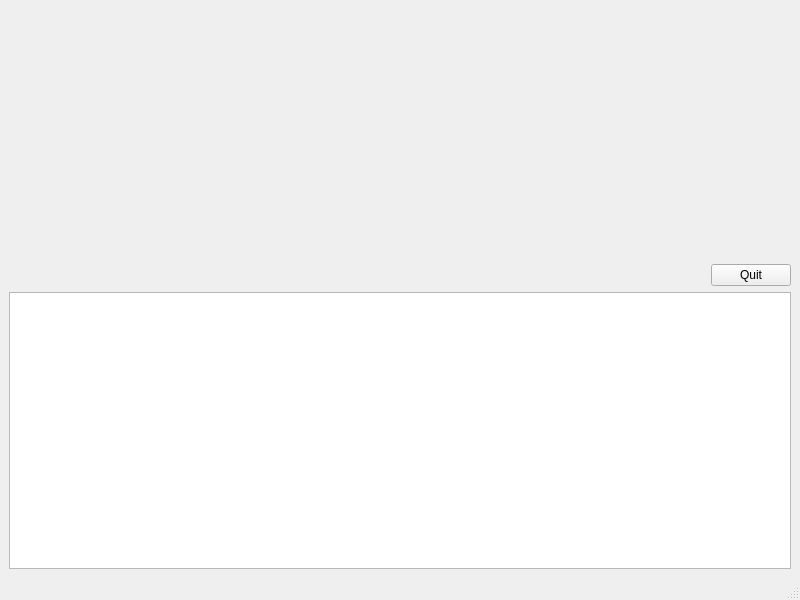
mskubenich/NanoAnalyzer, file nanoanalyzer.ui: the form before one commit.
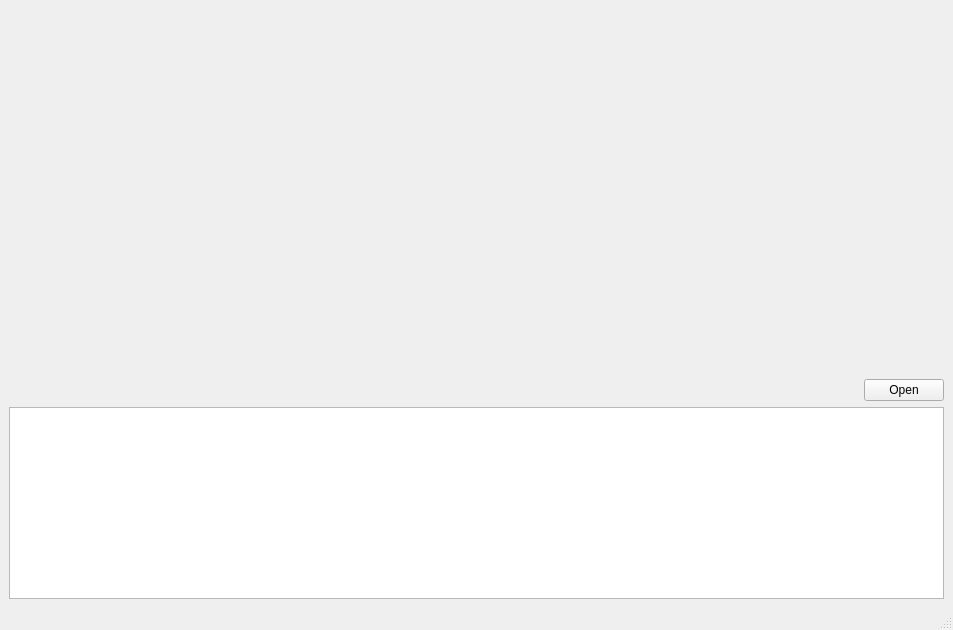
The form after the commit. Custom widgets are drawn as their Qt base class.

The edit to the form file:
```diff
--- a/nanoanalyzer.ui
+++ b/nanoanalyzer.ui
@@ -8,8 +8,8 @@
    <rect>
     <x>0</x>
     <y>0</y>
-    <width>800</width>
-    <height>600</height>
+    <width>953</width>
+    <height>630</height>
    </rect>
   </property>
   <property name="windowTitle" >
@@ -47,7 +47,7 @@
         <item>
          <widget class="QPushButton" name="pushButton" >
           <property name="text" >
-           <string>Quit</string>
+           <string>Open</string>
           </property>
          </widget>
         </item>
@@ -56,7 +56,14 @@
      </layout>
     </item>
     <item>
-     <widget class="QTableView" name="tableView" />
+     <widget class="QTableView" name="tableView" >
+      <property name="sizePolicy" >
+       <sizepolicy vsizetype="Preferred" hsizetype="Preferred" >
+        <horstretch>0</horstretch>
+        <verstretch>0</verstretch>
+       </sizepolicy>
+      </property>
+     </widget>
     </item>
    </layout>
   </widget>
```
Left out of the diff: 7 changed lines with no effect on the pictures.
